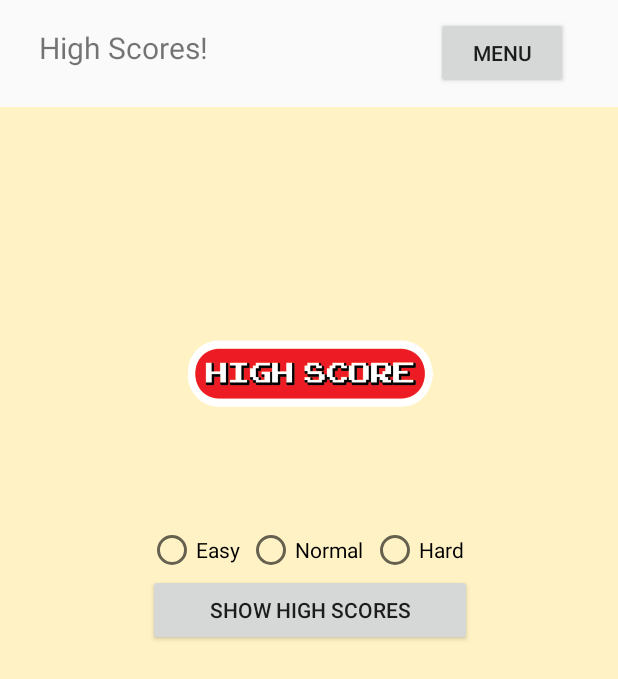
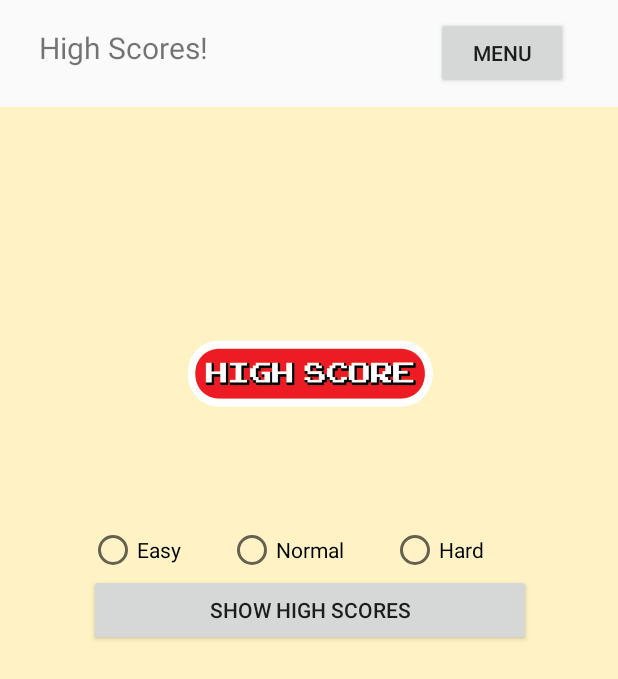
Before and after one commit to dclaxton/4020_final, an Android app: the HighScoreActivity screen opened directly, with no data from a screen before it, on a phone screen of 412 x 824 dp. Shown: the top 679 px of the screen. Run offline under Robolectric (Android 15) with nearby library versions, the phone set to English and light mode, and no system bars.

Commit message:
Quiz questions can no longer select duplicates. Increased size of highscore layout

```diff
--- a/app/src/main/java/edu/apsu/csci/final_4020/activities/MenuActivity.java
+++ b/app/src/main/java/edu/apsu/csci/final_4020/activities/MenuActivity.java
@@ -9,7 +9,6 @@
 import androidx.appcompat.app.AppCompatActivity;
 
 import android.os.Bundle;
-import android.util.Log;
 import android.view.View;
 import android.widget.RadioGroup;
 
--- a/app/src/main/java/edu/apsu/csci/final_4020/classes/Alert.java
+++ b/app/src/main/java/edu/apsu/csci/final_4020/classes/Alert.java
@@ -10,9 +10,6 @@
 import android.app.AlertDialog;
 import android.content.Context;
 import android.content.DialogInterface;
-
-import edu.apsu.csci.final_4020.activities.MenuActivity;
-import edu.apsu.csci.final_4020.listeners.GoToActivity;
 
 public class Alert {
     private AlertDialog.Builder aBuilder;
--- a/app/src/main/java/edu/apsu/csci/final_4020/classes/QueryJSON.java
+++ b/app/src/main/java/edu/apsu/csci/final_4020/classes/QueryJSON.java
@@ -4,7 +4,6 @@
 import android.os.AsyncTask;
 import android.util.Log;
 
-import org.json.JSONArray;
 import org.json.JSONException;
 import org.json.JSONObject;
 
--- a/app/src/main/res/layout/activity_highscores.xml
+++ b/app/src/main/res/layout/activity_highscores.xml
@@ -52,7 +52,7 @@
             <View
                 android:layout_width="match_parent"
                 android:layout_height="match_parent"
-                android:layout_weight=".16" />
+                android:layout_weight=".3" />
 
             <LinearLayout
                 android:layout_width="match_parent"
@@ -118,7 +118,7 @@
             <View
                 android:layout_width="match_parent"
                 android:layout_height="match_parent"
-                android:layout_weight=".16" />
+                android:layout_weight=".3" />
         </LinearLayout>
     </ScrollView>
 
```
Also changed, not shown: app/src/main/java/edu/apsu/csci/final_4020/activities/HighScoreActivity.java (+4 -13 lines), app/src/main/java/edu/apsu/csci/final_4020/activities/QuizActivity.java (+13 -8 lines), app/src/main/java/edu/apsu/csci/final_4020/classes/Question.java (+1 -21 lines), app/src/main/java/edu/apsu/csci/final_4020/db/DbDataSource.java (+8 -19 lines).
